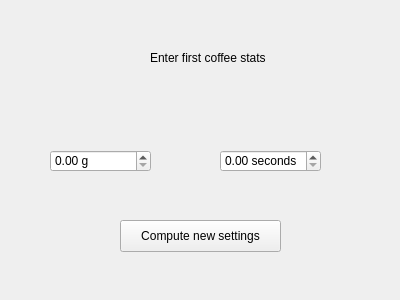
Old version of the form coffeeinput.ui in the repository jamesxsc/coffee.
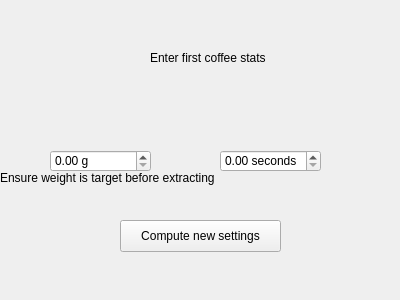
New version of the form.

Commit message: save data before going to next page

What changed in the file:
```diff
--- a/coffeeinput.ui
+++ b/coffeeinput.ui
@@ -71,6 +71,19 @@
     <double>0.050000000000000</double>
    </property>
   </widget>
+  <widget class="QLabel" name="tip">
+   <property name="geometry">
+    <rect>
+     <x>0</x>
+     <y>170</y>
+     <width>271</width>
+     <height>16</height>
+    </rect>
+   </property>
+   <property name="text">
+    <string>Ensure weight is target before extracting</string>
+   </property>
+  </widget>
  </widget>
  <resources/>
  <connections>
```
The commit also changes 5 other files.
